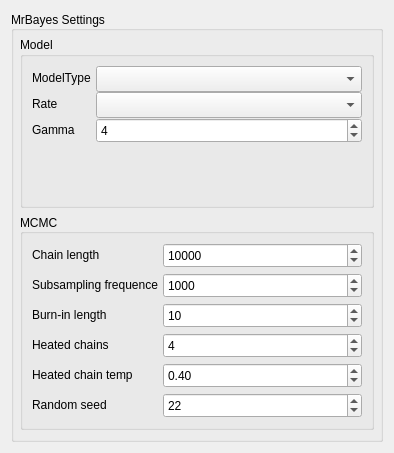
Old version of the form src/plugins/external_tool_support/src/ui/MrBayesDialog.ui in the repository violethaze74/ugene.
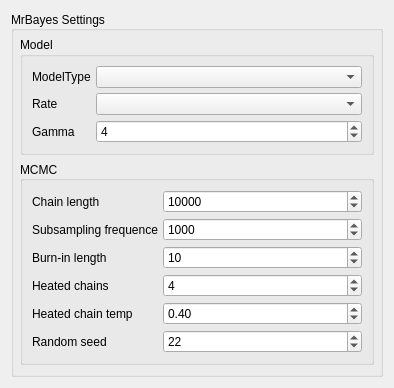
New version of the form.

```diff
--- a/src/plugins/external_tool_support/src/ui/MrBayesDialog.ui
+++ b/src/plugins/external_tool_support/src/ui/MrBayesDialog.ui
@@ -13,7 +13,7 @@
     <x>0</x>
     <y>0</y>
     <width>394</width>
-    <height>453</height>
+    <height>358</height>
    </rect>
   </property>
   <property name="minimumSize">
@@ -76,50 +76,19 @@
       </property>
       <item>
        <widget class="QGroupBox" name="modelGroup">
+        <property name="minimumSize">
+         <size>
+          <width>0</width>
+          <height>0</height>
+         </size>
+        </property>
         <property name="title">
          <string>Model</string>
         </property>
-        <layout class="QFormLayout" name="formLayout_2">
-         <property name="horizontalSpacing">
+        <layout class="QGridLayout" name="gridLayout">
+         <property name="spacing">
           <number>5</number>
          </property>
-         <property name="verticalSpacing">
-          <number>0</number>
-         </property>
-         <item row="0" column="0">
-          <widget class="QLabel" name="modelLabel1">
-           <property name="text">
-            <string>ModelType</string>
-           </property>
-          </widget>
-         </item>
-         <item row="0" column="1">
-          <widget class="QComboBox" name="modelTypeCombo">
-           <property name="minimumSize">
-            <size>
-             <width>0</width>
-             <height>26</height>
-            </size>
-           </property>
-          </widget>
-         </item>
-         <item row="1" column="0">
-          <widget class="QLabel" name="modelLabel2">
-           <property name="text">
-            <string>Rate</string>
-           </property>
-          </widget>
-         </item>
-         <item row="1" column="1">
-          <widget class="QComboBox" name="rateVariationCombo">
-           <property name="minimumSize">
-            <size>
-             <width>0</width>
-             <height>26</height>
-            </size>
-           </property>
-          </widget>
-         </item>
          <item row="2" column="0">
           <widget class="QLabel" name="modelLabel3">
            <property name="text">
@@ -127,6 +96,13 @@
            </property>
           </widget>
          </item>
+         <item row="1" column="0">
+          <widget class="QLabel" name="modelLabel2">
+           <property name="text">
+            <string>Rate</string>
+           </property>
+          </widget>
+         </item>
          <item row="2" column="1">
           <widget class="QSpinBox" name="gammaCategoriesSpin">
            <property name="sizePolicy">
@@ -138,7 +114,7 @@
            <property name="minimumSize">
             <size>
              <width>0</width>
-             <height>25</height>
+             <height>0</height>
             </size>
            </property>
            <property name="minimum">
@@ -152,6 +128,39 @@
            </property>
           </widget>
          </item>
+         <item row="0" column="1">
+          <widget class="QComboBox" name="modelTypeCombo">
+           <property name="minimumSize">
+            <size>
+             <width>0</width>
+             <height>0</height>
+            </size>
+           </property>
+          </widget>
+         </item>
+         <item row="0" column="0">
+          <widget class="QLabel" name="modelLabel1">
+           <property name="sizePolicy">
+            <sizepolicy hsizetype="Maximum" vsizetype="Preferred">
+             <horstretch>0</horstretch>
+             <verstretch>0</verstretch>
+            </sizepolicy>
+           </property>
+           <property name="text">
+            <string>ModelType</string>
+           </property>
+          </widget>
+         </item>
+         <item row="1" column="1">
+          <widget class="QComboBox" name="rateVariationCombo">
+           <property name="minimumSize">
+            <size>
+             <width>0</width>
+             <height>0</height>
+            </size>
+           </property>
+          </widget>
+         </item>
         </layout>
        </widget>
       </item>
@@ -169,21 +178,22 @@
         <property name="checkable">
          <bool>false</bool>
         </property>
-        <layout class="QFormLayout" name="formLayout">
+        <layout class="QGridLayout" name="gridLayout_2">
          <property name="sizeConstraint">
-          <enum>QLayout::SetMinimumSize</enum>
+          <enum>QLayout::SetDefaultConstraint</enum>
          </property>
-         <property name="formAlignment">
-          <set>Qt::AlignHCenter|Qt::AlignTop</set>
-         </property>
-         <property name="horizontalSpacing">
+         <property name="spacing">
           <number>5</number>
          </property>
-         <property name="verticalSpacing">
-          <number>5</number>
-         </property>
-         <item row="1" column="1">
-          <widget class="QSpinBox" name="ngenSpin">
+         <item row="0" column="0">
+          <widget class="QLabel" name="mcmcLabel1">
+           <property name="text">
+            <string>Chain length</string>
+           </property>
+          </widget>
+         </item>
+         <item row="5" column="1">
+          <widget class="QSpinBox" name="seedSpin">
            <property name="sizePolicy">
             <sizepolicy hsizetype="Minimum" vsizetype="Fixed">
              <horstretch>0</horstretch>
@@ -193,27 +203,25 @@
            <property name="minimumSize">
             <size>
              <width>0</width>
-             <height>25</height>
+             <height>0</height>
             </size>
            </property>
-           <property name="maximumSize">
-            <size>
-             <width>16777215</width>
-             <height>16777215</height>
-            </size>
-           </property>
-           <property name="minimum">
-            <number>1</number>
-           </property>
            <property name="maximum">
-            <number>999999999</number>
+            <number>999999</number>
            </property>
            <property name="value">
-            <number>10000</number>
+            <number>22</number>
            </property>
           </widget>
          </item>
-         <item row="2" column="0">
+         <item row="5" column="0">
+          <widget class="QLabel" name="label_5">
+           <property name="text">
+            <string>Random seed</string>
+           </property>
+          </widget>
+         </item>
+         <item row="1" column="0">
           <widget class="QLabel" name="label">
            <property name="text">
             <string>Subsampling frequence</string>
@@ -221,54 +229,114 @@
           </widget>
          </item>
          <item row="2" column="1">
-          <widget class="QSpinBox" name="sfreqSpin">
-           <property name="sizePolicy">
-            <sizepolicy hsizetype="Minimum" vsizetype="Fixed">
-             <horstretch>0</horstretch>
-             <verstretch>0</verstretch>
-            </sizepolicy>
-           </property>
+          <widget class="QSpinBox" name="burninSpin">
            <property name="minimumSize">
             <size>
              <width>0</width>
-             <height>25</height>
+             <height>0</height>
             </size>
            </property>
-           <property name="minimum">
-            <number>1</number>
-           </property>
            <property name="maximum">
             <number>999999999</number>
            </property>
            <property name="value">
-            <number>1000</number>
+            <number>10</number>
            </property>
           </widget>
          </item>
-         <item row="3" column="0">
+         <item row="2" column="0">
           <widget class="QLabel" name="label_2">
            <property name="text">
             <string>Burn-in length</string>
            </property>
           </widget>
          </item>
+         <item row="1" column="1">
+          <widget class="QSpinBox" name="sfreqSpin">
+           <property name="sizePolicy">
+            <sizepolicy hsizetype="Minimum" vsizetype="Fixed">
+             <horstretch>0</horstretch>
+             <verstretch>0</verstretch>
+            </sizepolicy>
+           </property>
+           <property name="minimumSize">
+            <size>
+             <width>0</width>
+             <height>0</height>
+            </size>
+           </property>
+           <property name="minimum">
+            <number>1</number>
+           </property>
+           <property name="maximum">
+            <number>999999999</number>
+           </property>
+           <property name="value">
+            <number>1000</number>
+           </property>
+          </widget>
+         </item>
          <item row="3" column="1">
-          <widget class="QSpinBox" name="burninSpin">
+          <widget class="QSpinBox" name="nheatedSpin">
+           <property name="sizePolicy">
+            <sizepolicy hsizetype="Minimum" vsizetype="Fixed">
+             <horstretch>0</horstretch>
+             <verstretch>0</verstretch>
+            </sizepolicy>
+           </property>
            <property name="minimumSize">
             <size>
              <width>0</width>
-             <height>25</height>
+             <height>0</height>
             </size>
            </property>
            <property name="maximum">
             <number>999999999</number>
            </property>
            <property name="value">
-            <number>10</number>
+            <number>4</number>
+           </property>
+          </widget>
+         </item>
+         <item row="0" column="1">
+          <widget class="QSpinBox" name="ngenSpin">
+           <property name="sizePolicy">
+            <sizepolicy hsizetype="Expanding" vsizetype="Fixed">
+             <horstretch>0</horstretch>
+             <verstretch>0</verstretch>
+            </sizepolicy>
+           </property>
+           <property name="minimumSize">
+            <size>
+             <width>0</width>
+             <height>0</height>
+            </size>
+           </property>
+           <property name="maximumSize">
+            <size>
+             <width>16777215</width>
+             <height>16777215</height>
+            </size>
+           </property>
+           <property name="minimum">
+            <number>1</number>
+           </property>
+           <property name="maximum">
+            <number>999999999</number>
+           </property>
+           <property name="value">
+            <number>10000</number>
            </property>
           </widget>
          </item>
          <item row="4" column="0">
+          <widget class="QLabel" name="label_4">
+           <property name="text">
+            <string>Heated chain temp</string>
+           </property>
+          </widget>
+         </item>
+         <item row="3" column="0">
           <widget class="QLabel" name="label_3">
            <property name="text">
             <string>Heated chains</string>
@@ -276,40 +344,11 @@
           </widget>
          </item>
          <item row="4" column="1">
-          <widget class="QSpinBox" name="nheatedSpin">
-           <property name="sizePolicy">
-            <sizepolicy hsizetype="Minimum" vsizetype="Fixed">
-             <horstretch>0</horstretch>
-             <verstretch>0</verstretch>
-            </sizepolicy>
-           </property>
-           <property name="minimumSize">
-            <size>
-             <width>0</width>
-             <height>25</height>
-            </size>
-           </property>
-           <property name="maximum">
-            <number>999999999</number>
-           </property>
-           <property name="value">
-            <number>4</number>
-           </property>
-          </widget>
-         </item>
-         <item row="5" column="0">
-          <widget class="QLabel" name="label_4">
-           <property name="text">
-            <string>Heated chain temp</string>
-           </property>
-          </widget>
-         </item>
-         <item row="5" column="1">
           <widget class="QDoubleSpinBox" name="tempSpin">
            <property name="minimumSize">
             <size>
              <width>0</width>
-             <height>25</height>
+             <height>0</height>
             </size>
            </property>
            <property name="value">
@@ -317,42 +356,6 @@
            </property>
           </widget>
          </item>
-         <item row="6" column="0">
-          <widget class="QLabel" name="label_5">
-           <property name="text">
-            <string>Random seed</string>
-           </property>
-          </widget>
-         </item>
-         <item row="6" column="1">
-          <widget class="QSpinBox" name="seedSpin">
-           <property name="sizePolicy">
-            <sizepolicy hsizetype="Minimum" vsizetype="Fixed">
-             <horstretch>0</horstretch>
-             <verstretch>0</verstretch>
-            </sizepolicy>
-           </property>
-           <property name="minimumSize">
-            <size>
-             <width>0</width>
-             <height>25</height>
-            </size>
-           </property>
-           <property name="maximum">
-            <number>999999</number>
-           </property>
-           <property name="value">
-            <number>22</number>
-           </property>
-          </widget>
-         </item>
-         <item row="1" column="0">
-          <widget class="QLabel" name="mcmcLabel1">
-           <property name="text">
-            <string>Chain length</string>
-           </property>
-          </widget>
-         </item>
         </layout>
        </widget>
       </item>
```
